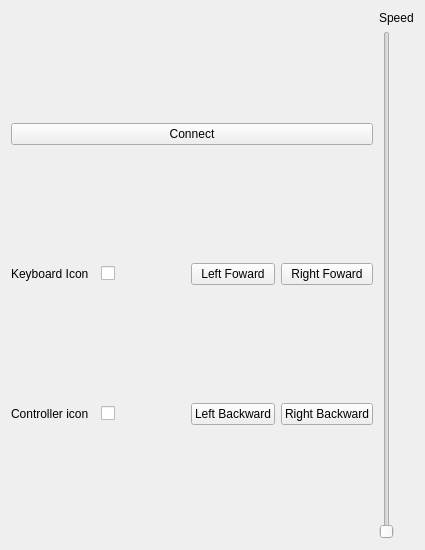
Old version of the form resource/rover.ui in the repository robotique-udes/rover.
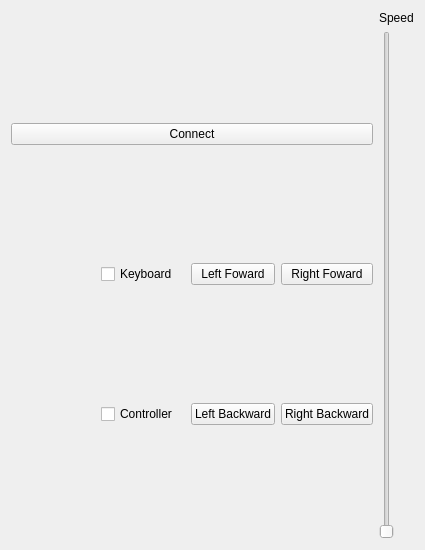
New version of the form.

Commit message: create keyboard shortcut for buttons

```diff
--- a/resource/rover.ui
+++ b/resource/rover.ui
@@ -26,7 +26,7 @@
      <item row="2" column="1">
       <widget class="QCheckBox" name="checkBox_2">
        <property name="text">
-        <string/>
+        <string>Controller</string>
        </property>
       </widget>
      </item>
@@ -44,20 +44,6 @@
        </property>
       </widget>
      </item>
-     <item row="2" column="0">
-      <widget class="QLabel" name="controller_lbl">
-       <property name="text">
-        <string>Controller icon</string>
-       </property>
-      </widget>
-     </item>
-     <item row="1" column="0">
-      <widget class="QLabel" name="keyboard_lbl">
-       <property name="text">
-        <string>Keyboard Icon</string>
-       </property>
-      </widget>
-     </item>
      <item row="1" column="3">
       <widget class="QPushButton" name="right_foward_btn">
        <property name="text">
@@ -68,7 +54,7 @@
      <item row="1" column="1">
       <widget class="QCheckBox" name="keyboard_check_box">
        <property name="text">
-        <string/>
+        <string>Keyboard</string>
        </property>
       </widget>
      </item>
```
Left out of the diff: 2 changed lines with no effect on the pictures. The commit also changes 1 other file.
